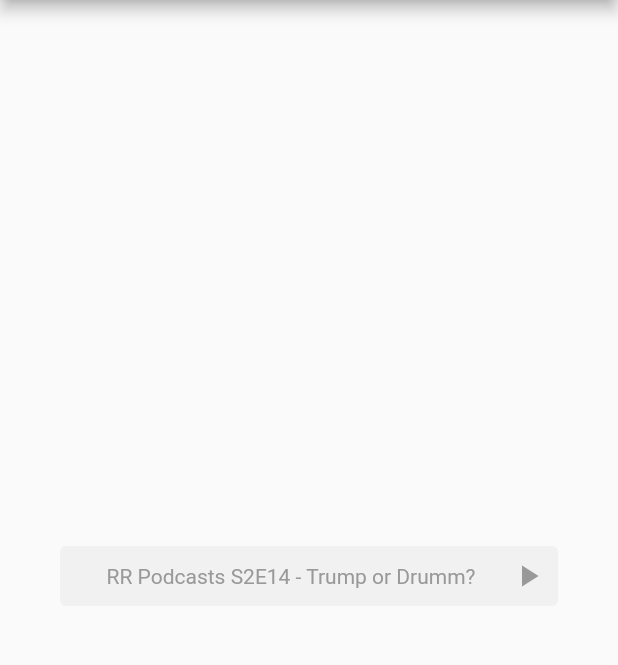
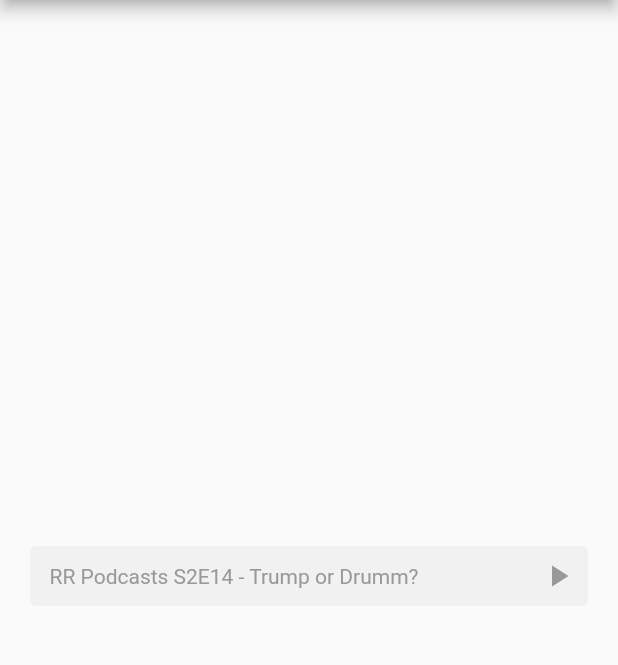
Before and after one commit to alexeylopukh/audioPlayer, a Flutter app: the screen it shows after launch, on a phone screen of 412 x 824 dp, the part 84-749 px from its top. Run offline on Flutter 3.47's test engine with Material 2 defaults, Android fonts, the phone set to English and light mode, and no system bars; our stand-ins replace audioplayers.

Commit message:
no message

```diff
--- a/lib/audio_player.dart
+++ b/lib/audio_player.dart
@@ -112,7 +112,7 @@ class _AudioPlayerWidgetState extends State<AudioPlayerWidget> {
 
   Widget textWidget() {
     return Align(
-      alignment: Alignment.center,
+      alignment: Alignment.centerLeft,
       child: Padding(
         padding: EdgeInsets.only(left: 13, right: 37),
         child: Text(text,
--- a/lib/main.dart
+++ b/lib/main.dart
@@ -34,7 +34,7 @@ class _MyHomePageState extends State<MyHomePage> {
       ),
       body: Center(
         child: Padding(
-          padding: const EdgeInsets.symmetric(horizontal: 40),
+          padding: const EdgeInsets.symmetric(horizontal: 20),
           child: AudioPlayerWidget(
               url: "https://cdn5.sefon.me/download/9oMiCKtY_bIoiqgz-tNMfQ/1570220151/69/Linkin%20Park%20-%20In%20The%20End.mp3",
               text: "RR Podcasts S2E14 - Trump or Drumm?"),
```
